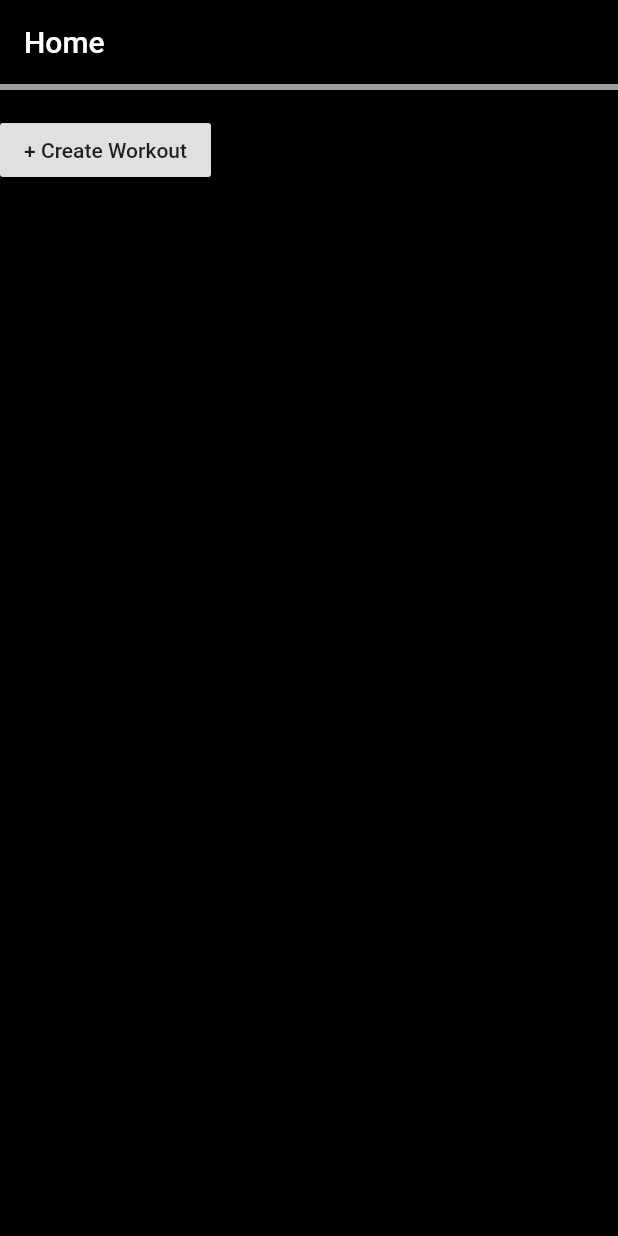
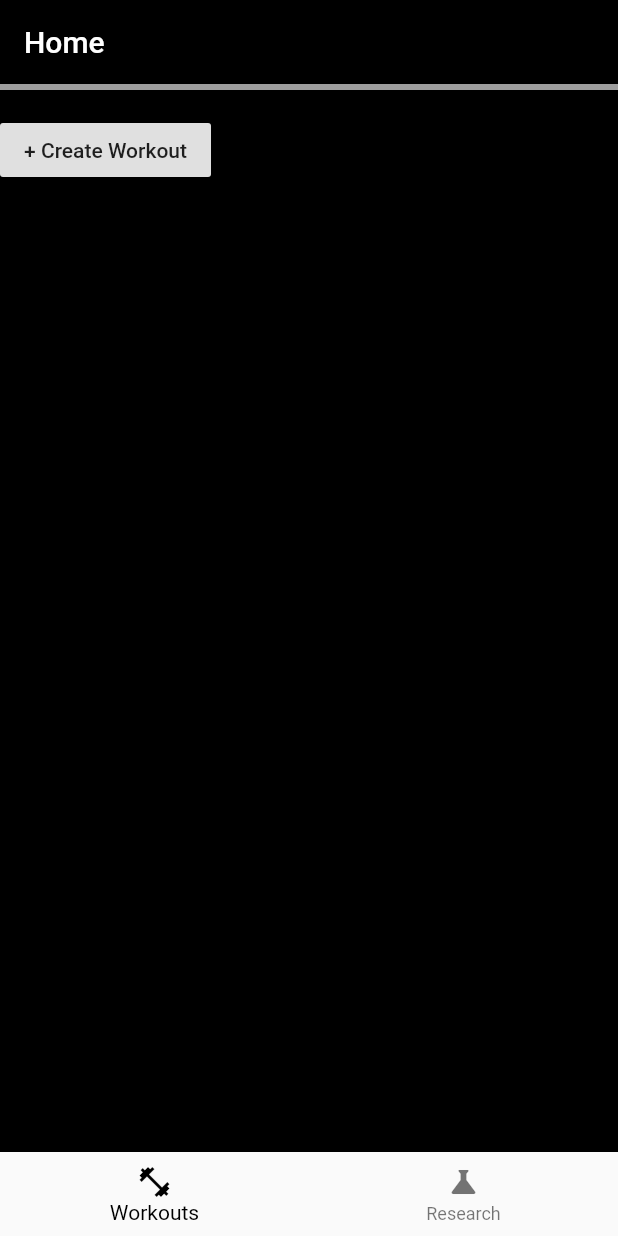
Before and after one commit to InsanityMatrix/WorkoutCreator, a Flutter app: the screen it shows after launch, after a tap on "Submit", on a phone screen of 412 x 824 dp. Run offline on Flutter 3.47's test engine with Material 2 defaults, Android fonts, the phone set to English and light mode, and no system bars; our stand-ins replace select_form_field; missing offline and left inert: multiselect_formfield.

Commit message:
Started a Tab System

```diff
--- a/lib/main.dart
+++ b/lib/main.dart
@@ -44,26 +44,74 @@ class MyApp extends StatelessWidget {
     );
   }
 }
-
 class MyHomePage extends StatefulWidget {
   MyHomePage({Key key, this.title}) : super(key: key);
+  final String title;
+  @override
+  _MyHomePage createState() => _MyHomePage();
+}
 
-  // This widget is the home page of your application. It is stateful, meaning
-  // that it has a State object (defined below) that contains fields that affect
-  // how it looks.
+class _MyHomePage extends State<MyHomePage> {
+  int _currentIndex = 0;
+  Widget bodyWidget = new WorkoutCreatorPage();
+  @override
+  Widget build(BuildContext context) {
+    return Scaffold(
+      appBar: AppBar(
+        title: Text(
+          widget.title,
+        ),
+        bottom: PreferredSize(
+          child: Container(
+            color: Colors.grey,
+            height: 4.0,
+          ),
+          preferredSize: Size.fromHeight(4.0),
+        ),
+      ),
+      backgroundColor: Theme.of(context).primaryColor,
+      body: bodyWidget,
+      bottomNavigationBar: BottomNavigationBar(
+        onTap: onTapBar,
+        currentIndex: _currentIndex,
+        items: [
+          new BottomNavigationBarItem(
+            icon: Icon(Icons.fitness_center),
+            label: "Workouts",
+          ),
+          new BottomNavigationBarItem(
+            icon: Icon(Icons.science),
+            label: "Research",
+          ),
+        ],
+      ),
+    );
+  }
 
-  // This class is the configuration for the state. It holds the values (in this
-  // case the title) provided by the parent (in this case the App widget) and
-  // used by the build method of the State. Fields in a Widget subclass are
-  // always marked "final".
+  void onTapBar(int index) {
+    if(index == 0) {
+      setState(() {
+        bodyWidget = new WorkoutCreatorPage();
+      });
+    } else if (index == 1) {
+      setState(() {
+        //TODO: New Research Page Widget
+        bodyWidget = Text("Research Tab Coming Soon", style: TextStyle( color: Colors.white ));
+      });
+    }
+  }
+}
+
+class WorkoutCreatorPage extends StatefulWidget {
+  WorkoutCreatorPage({Key key, this.title}) : super(key: key);
 
   final String title;
 
   @override
-  _MyHomePageState createState() => _MyHomePageState();
+  _WorkoutCreatorPage createState() => _WorkoutCreatorPage();
 }
 
-class _MyHomePageState extends State<MyHomePage> {
+class _WorkoutCreatorPage extends State<WorkoutCreatorPage> {
   Future<List<String>> _workouts = globals.getWorkouts();
   Future<bool> _configExists = configExists();
 
@@ -84,21 +132,7 @@ class _MyHomePageState extends State<MyHomePage> {
         });
       }
     });
-    return Scaffold(
-      appBar: AppBar(
-        title: Text(
-          widget.title,
-        ),
-        bottom: PreferredSize(
-          child: Container(
-            color: Colors.grey,
-            height: 4.0,
-          ),
-          preferredSize: Size.fromHeight(4.0),
-        ),
-      ),
-      backgroundColor: Theme.of(context).primaryColor,
-      body:Container(
+    return Container(
           child: SingleChildScrollView(
             child: Column(
               crossAxisAlignment: CrossAxisAlignment.center,
@@ -174,8 +208,7 @@ class _MyHomePageState extends State<MyHomePage> {
               ],
             ),
           ),
-        ),
-    );
+        );
   }
 }
 
```
